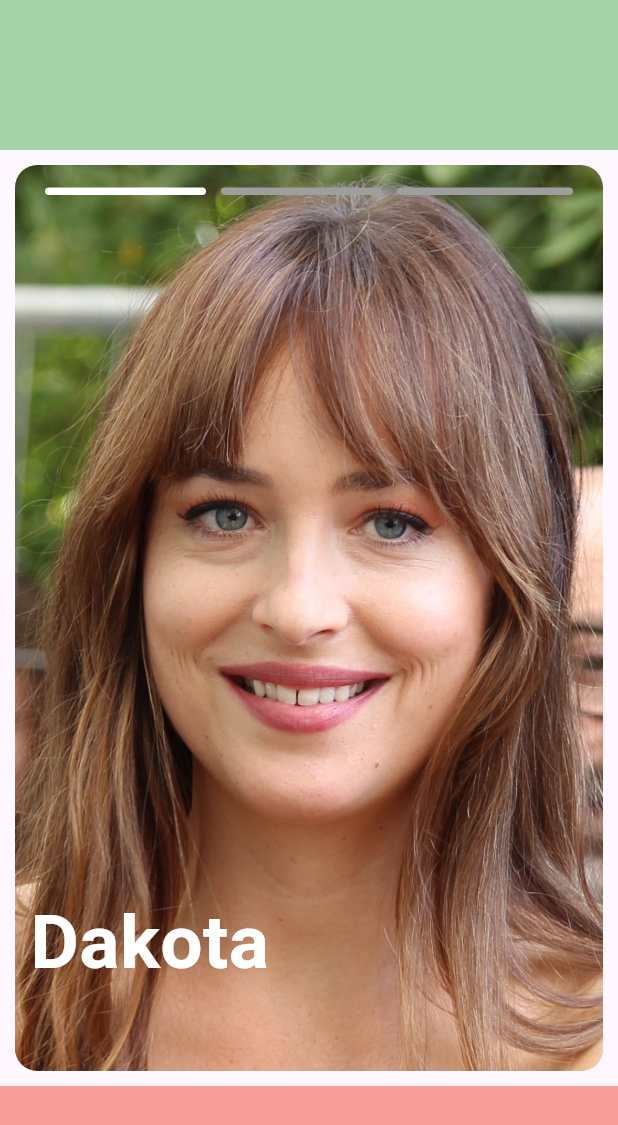
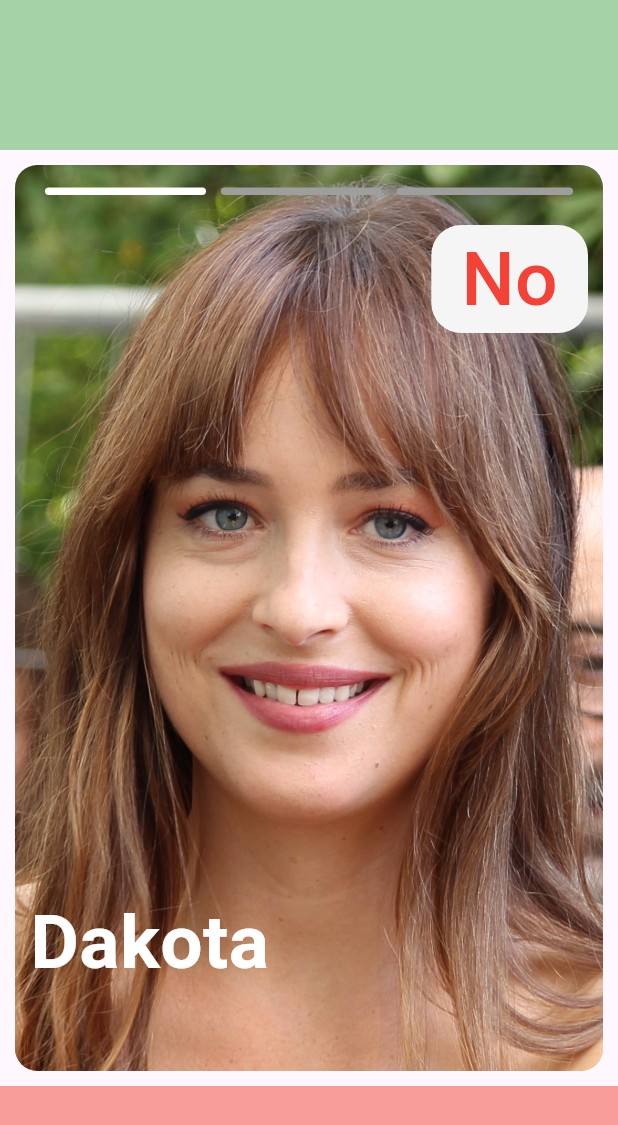
Before and after one commit to AradhyaNepal/tinder_swipe_practice, a Flutter app: the screen it shows after launch, on a phone screen of 412 x 824 dp. Shown: the top 1125 px of the screen. Run offline on Flutter 3.47's test engine with Material 2 defaults, Android fonts, the phone set to English and light mode, and no system bars.

Commit message:
Adding accept and reject, have bug

```diff
--- a/lib/swipe_screen.dart
+++ b/lib/swipe_screen.dart
@@ -92,8 +92,10 @@ class _SwipeScreenState extends State<SwipeScreen> {
 
 class IndividualPerson extends StatefulWidget {
   final Person? person;
+
   ///Null means its itself BackgroundWidget
   final Widget? backgroundWidget;
+
   ///Null if its backgroundWidget
   final VoidCallback? nextPerson;
 
@@ -145,7 +147,7 @@ class _IndividualPersonState extends State<IndividualPerson> {
       children: [
         Positioned.fill(
           child: IgnorePointer(
-            ignoring:true,
+            ignoring: true,
             child: widget.backgroundWidget ?? const SizedBox(),
           ),
         ),
@@ -158,7 +160,9 @@ class _IndividualPersonState extends State<IndividualPerson> {
               transform: Matrix4.identity()
                 ..rotateZ(angleToRadian(getAngle()))
                 ..translate(getXTranslate(), getYTranslate()),
-              child: Listener(
+              child: Stack(
+                children: [
+                  Listener(
                     onPointerMove: (details) {
                       scrolledOffset = Offset(
                         scrolledOffset.dx + details.delta.dx,
@@ -167,10 +171,12 @@ class _IndividualPersonState extends State<IndividualPerson> {
                       setState(() {});
                     },
                     onPointerUp: (details) {
-                  //Todo:Decide whether to move to next or cancel
-                  // widget.nextPerson?.call();
+                      if (scrolledOffset.dx.abs() > size.width * 0.25) {
+                        widget.nextPerson?.call();
+                      } else {
                         scrolledOffset = Offset.zero;
                         setState(() {});
+                      }
                     },
                     child: Container(
                       width: size.width,
@@ -254,6 +260,48 @@ class _IndividualPersonState extends State<IndividualPerson> {
                       ),
                     ),
                   ),
+                  if(scrolledOffset.dx>size.width*0.125)
+                    Positioned(
+                      top: 50,
+                      left: 20,
+                      child: Container(
+                        decoration: BoxDecoration(
+                          color: Colors.grey.shade100,
+                          borderRadius: BorderRadius.circular(20),
+                        ),
+                        padding: const EdgeInsets.symmetric(horizontal: 20),
+                        child: const Text(
+                          "Yes",
+                          style: TextStyle(
+                            fontWeight: FontWeight.w500,
+                            color: Colors.blue,
+                            fontSize: 50,
+                          ),
+                        ),
+                      ),
+                    ),
+                  if(scrolledOffset.dx<size.width*0.125)
+                    Positioned(
+                      top: 50,
+                      right: 20,
+                      child: Container(
+                        decoration: BoxDecoration(
+                          color: Colors.grey.shade100,
+                          borderRadius: BorderRadius.circular(20),
+                        ),
+                        padding: const EdgeInsets.symmetric(horizontal: 20),
+                        child: const Text(
+                          "No",
+                          style: TextStyle(
+                            fontWeight: FontWeight.w500,
+                            color: Colors.red,
+                            fontSize: 50,
+                          ),
+                        ),
+                      ),
+                    ),
+                ],
+              ),
             ),
           ),
         ),
@@ -277,6 +325,7 @@ class _IndividualPersonState extends State<IndividualPerson> {
   }
 
   final double pi = 3.141592653589793238;
+
   double angleToRadian(double angle) {
     return angle * pi / 180;
   }
```
Lines whose indentation alone changed are shown as unchanged.
